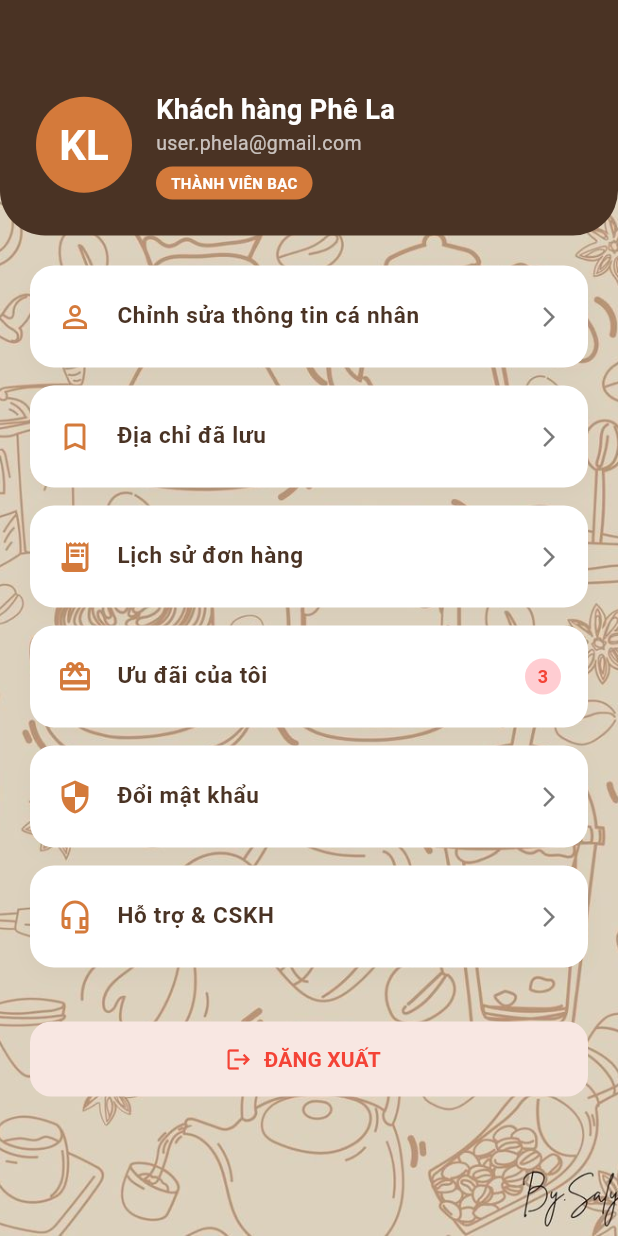
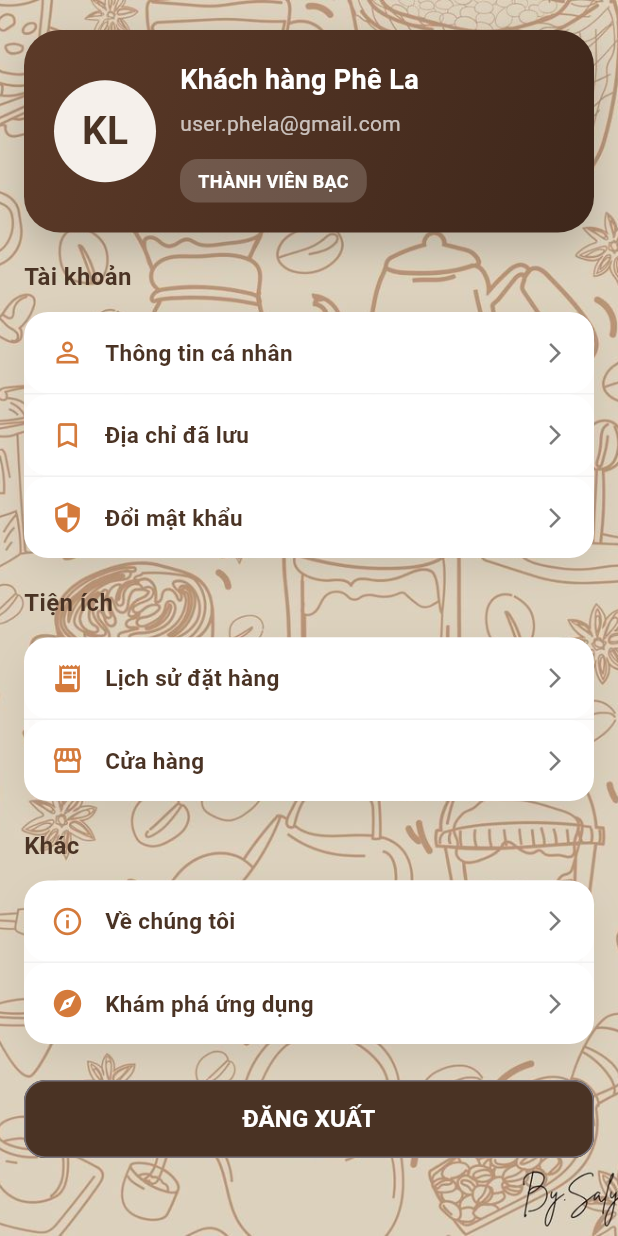
Before and after one commit to Long-6mui/phela-flutter-app, a Flutter app: the ProfilePage screen opened by its route, on a phone screen of 412 x 824 dp. Run offline on Flutter 3.47's test engine with Material 3 defaults, Android fonts, the phone set to English and light mode, and no system bars; our stand-ins replace image_picker, qr_flutter, shared_preferences, sqflite; accounts and stored records are empty.

Commit message:
Update giao diện trang khác

```diff
--- a/lib/routes/app_routes.dart
+++ b/lib/routes/app_routes.dart
@@ -39,7 +39,11 @@
       savedAddresses: (context) => const SavedAddressesPage(),
       addAddress: (context) => const AddAddressPage(),
       editAddress: (context) => const EditAddressPage(),
-      main: (context) => const MainPage(),
+      main: (context) {
+        final args = ModalRoute.of(context)?.settings.arguments;
+        final initialIndex = args is int ? args : 0;
+        return MainPage(initialIndex: initialIndex);
+      },
     };
   }
 }
--- a/lib/screens/main/main_page.dart
+++ b/lib/screens/main/main_page.dart
@@ -12,14 +12,22 @@
 import '../qr/qr_page.dart';           // <-- Import màn hình QR
 
 class MainPage extends StatefulWidget {
-  const MainPage({super.key});
+  const MainPage({super.key, this.initialIndex = 0});
+
+  final int initialIndex;
 
   @override
   State<MainPage> createState() => _MainPageState();
 }
 
 class _MainPageState extends State<MainPage> {
-  int currentIndex = 0;
+  late int currentIndex;
+
+  @override
+  void initState() {
+    super.initState();
+    currentIndex = widget.initialIndex;
+  }
 
   // Đã gỡ từ khóa const ở List và thay thế trang Ưu đãi
   final List<Widget> pages = [
--- a/lib/screens/profile/profile_page.dart
+++ b/lib/screens/profile/profile_page.dart
@@ -23,29 +23,33 @@
         ),
         child: SafeArea(
           child: ListView(
-            padding: const EdgeInsets.only(bottom: 24),
+            padding: const EdgeInsets.symmetric(vertical: 20, horizontal: 16),
             children: [
               ValueListenableBuilder(
                 valueListenable: UserProfileService.profileNotifier,
                 builder: (context, profile, child) {
                   return Container(
-                    padding: const EdgeInsets.only(
-                      top: 60,
-                      bottom: 24,
-                      left: 24,
-                      right: 24,
+                    padding: const EdgeInsets.all(20),
+                    decoration: BoxDecoration(
+                      gradient: const LinearGradient(
+                        begin: Alignment.topLeft,
+                        end: Alignment.bottomRight,
+                        colors: [Color(0xFF5C3A28), Color(0xFF3E271B)],
                       ),
-                    decoration: const BoxDecoration(
-                      color: AppColors.brown,
-                      borderRadius: BorderRadius.vertical(
-                        bottom: Radius.circular(30),
+                      borderRadius: BorderRadius.circular(24),
+                      boxShadow: [
+                        BoxShadow(
+                          color: Colors.black.withOpacity(0.16),
+                          blurRadius: 20,
+                          offset: const Offset(0, 10),
                         ),
+                      ],
                     ),
                     child: Row(
                       children: [
                         CircleAvatar(
-                          radius: 32,
-                          backgroundColor: AppColors.orange,
+                          radius: 34,
+                          backgroundColor: AppColors.lightBeige,
                           backgroundImage: profile.avatarBytes != null
                               ? MemoryImage(profile.avatarBytes!)
                               : null,
@@ -53,141 +57,143 @@
                               ? Text(
                                   profile.initials,
                                   style: const TextStyle(
-                                    fontSize: 28,
+                                    fontSize: 26,
                                     fontWeight: FontWeight.bold,
-                                    color: Colors.white,
+                                    color: AppColors.brown,
                                   ),
                                 )
                               : null,
                         ),
                         const SizedBox(width: 16),
-                        Column(
+                        Expanded(
+                          child: Column(
                             crossAxisAlignment: CrossAxisAlignment.start,
                             children: [
                               Text(
                                 profile.fullName,
                                 style: const TextStyle(
-                                color: Colors.white,
                                   fontSize: 18,
                                   fontWeight: FontWeight.bold,
+                                  color: Colors.white,
                                 ),
                               ),
+                              const SizedBox(height: 6),
                               Text(
                                 profile.email,
                                 style: const TextStyle(
+                                  fontSize: 14,
                                   color: Colors.white70,
-                                fontSize: 13,
                                 ),
                               ),
-                            const SizedBox(height: 6),
+                              const SizedBox(height: 14),
                               Container(
                                 padding: const EdgeInsets.symmetric(
-                                horizontal: 10,
-                                vertical: 4,
+                                  horizontal: 12,
+                                  vertical: 6,
                                 ),
                                 decoration: BoxDecoration(
-                                color: AppColors.orange,
+                                  color: Colors.white.withOpacity(0.18),
                                   borderRadius: BorderRadius.circular(12),
                                 ),
                                 child: const Text(
-                                "THÀNH VIÊN BẠC",
+                                  'THÀNH VIÊN BẠC',
                                   style: TextStyle(
                                     color: Colors.white,
-                                  fontSize: 10,
+                                    fontSize: 12,
                                     fontWeight: FontWeight.bold,
                                   ),
                                 ),
                               ),
                             ],
                           ),
+                        ),
                       ],
                     ),
                   );
                 },
               ),
-              const SizedBox(height: 20),
-              Padding(
-                padding: const EdgeInsets.symmetric(horizontal: 20),
-                child: Column(
-                  children: [
+              const SizedBox(height: 18),
+              const _SectionHeader(title: 'Tài khoản'),
+              const SizedBox(height: 12),
+              _buildSectionCard(context, [
                 _buildMenuItem(
+                  context,
                   Icons.person_outline,
-                      "Chỉnh sửa thông tin cá nhân",
+                  'Thông tin cá nhân',
                   () => Navigator.pushNamed(context, AppRoutes.editProfile),
                 ),
                 _buildMenuItem(
+                  context,
                   Icons.bookmark_outline,
-                      "Địa chỉ đã lưu",
-                      () => Navigator.pushNamed(
-                        context,
-                        AppRoutes.savedAddresses,
-                      ),
+                  'Địa chỉ đã lưu',
+                  () => Navigator.pushNamed(context, AppRoutes.savedAddresses),
                 ),
                 _buildMenuItem(
+                  context,
+                  Icons.security,
+                  'Đổi mật khẩu',
+                  () => Navigator.pushNamed(context, AppRoutes.changePassword),
+                ),
+              ]),
+              const SizedBox(height: 18),
+              const _SectionHeader(title: 'Tiện ích'),
+              const SizedBox(height: 12),
+              _buildSectionCard(context, [
+                _buildMenuItem(
+                  context,
                   Icons.receipt_long,
-                      "Lịch sử đơn hàng",
+                  'Lịch sử đặt hàng',
                   () {},
                 ),
                 _buildMenuItem(
-                      Icons.card_giftcard,
-                      "Ưu đãi của tôi",
+                  context,
+                  Icons.storefront,
+                  'Cửa hàng',
+                  () => Navigator.pushNamed(
+                    context,
+                    AppRoutes.main,
+                    arguments: 1,
+                  ),
+                ),
+              ]),
+              const SizedBox(height: 18),
+              const _SectionHeader(title: 'Khác'),
+              const SizedBox(height: 12),
+              _buildSectionCard(context, [
+                _buildMenuItem(
+                  context,
+                  Icons.info_outline,
+                  'Về chúng tôi',
                   () {},
-                      trailing: "3",
                 ),
                 _buildMenuItem(
-                      Icons.security,
-                      "Đổi mật khẩu",
+                  context,
+                  Icons.explore,
+                  'Khám phá ứng dụng',
                   () => Navigator.pushNamed(
                     context,
-                        AppRoutes.changePassword,
+                    AppRoutes.main,
+                    arguments: 0,
                   ),
                 ),
-                    _buildMenuItem(
-                      Icons.headset_mic_outlined,
-                      "Hỗ trợ & CSKH",
-                      () {},
-                    ),
+              ]),
               const SizedBox(height: 24),
               SizedBox(
                 width: double.infinity,
-                      height: 50,
-                      child: OutlinedButton.icon(
+                height: 52,
+                child: OutlinedButton(
                   style: ButtonStyle(
-                          backgroundColor: WidgetStateProperty.resolveWith<Color?>((states) {
-                            if (states.contains(WidgetState.hovered)) {
-                              return const Color(0xFFF7E2DD);
-                            }
-                            return const Color(0xFFF8E7E2);
-                          }),
-                          mouseCursor: WidgetStateProperty.resolveWith((states) {
-                            if (states.contains(WidgetState.disabled)) {
-                              return SystemMouseCursors.forbidden;
-                            }
-                            return SystemMouseCursors.click;
-                          }),
-                          foregroundColor: WidgetStateProperty.resolveWith<Color?>((states) {
-                            if (states.contains(WidgetState.hovered)) {
-                              return Colors.red.shade700;
-                            }
-                            return Colors.red;
-                          }),
-                          side: const MaterialStatePropertyAll(BorderSide.none),
-                          shape: WidgetStateProperty.all(
+                    backgroundColor: MaterialStateProperty.all(AppColors.brown),
+                    foregroundColor: MaterialStateProperty.all(Colors.white),
+                    shape: MaterialStateProperty.all(
                       RoundedRectangleBorder(
                         borderRadius: BorderRadius.circular(14),
                       ),
                     ),
-                          overlayColor: WidgetStateProperty.resolveWith<Color?>((states) {
-                            if (states.contains(WidgetState.hovered)) {
-                              return Colors.red.withOpacity(0.08);
-                            }
-                            return null;
-                          }),
+                    elevation: MaterialStateProperty.all(0),
+                    overlayColor: MaterialStateProperty.all(
+                      Colors.white.withOpacity(0.08),
                     ),
-                        icon: const Icon(Icons.logout),
-                        label: const Text(
-                          "ĐĂNG XUẤT",
-                          style: TextStyle(fontWeight: FontWeight.bold),
                   ),
                   onPressed: () async {
                     await AddressService.clearAddresses();
@@ -200,11 +206,13 @@
                       );
                     }
                   },
+                  child: const Text(
+                    'ĐĂNG XUẤT',
+                    style: TextStyle(fontWeight: FontWeight.bold, fontSize: 16),
                   ),
                 ),
-                  ],
               ),
-              ),
+              const SizedBox(height: 20),
             ],
           ),
         ),
@@ -212,7 +220,33 @@
     );
   }
 
+  Widget _buildSectionCard(BuildContext context, List<Widget> children) {
+    return Container(
+      decoration: BoxDecoration(
+        color: Colors.white.withOpacity(0.95),
+        borderRadius: BorderRadius.circular(24),
+        boxShadow: [
+          BoxShadow(
+            color: Colors.black.withOpacity(0.08),
+            blurRadius: 18,
+            offset: const Offset(0, 8),
+          ),
+        ],
+      ),
+      child: Column(
+        children: [
+          for (var index = 0; index < children.length; index++) ...[
+            children[index],
+            if (index < children.length - 1)
+              const Divider(height: 1, color: Color(0xFFF1F1F1)),
+          ],
+        ],
+      ),
+    );
+  }
+
   Widget _buildMenuItem(
+    BuildContext context,
     IconData icon,
     String title,
     VoidCallback onTap, {
@@ -227,66 +261,64 @@
           onEnter: (_) => setState(() => isHovered = true),
           onExit: (_) => setState(() => isHovered = false),
           child: Container(
-            margin: const EdgeInsets.only(bottom: 12),
             decoration: BoxDecoration(
               color: isHovered ? const Color(0xFFFFF4EA) : Colors.white,
               borderRadius: BorderRadius.circular(16),
-              boxShadow: [
-                BoxShadow(
-                  color: Colors.black.withValues(
-                    alpha: isHovered ? 0.08 : 0.03,
-                  ),
-                  blurRadius: isHovered ? 14 : 10,
-                  offset: const Offset(0, 4),
-                ),
-              ],
             ),
             child: Material(
               color: Colors.transparent,
               borderRadius: BorderRadius.circular(16),
               child: InkWell(
                 borderRadius: BorderRadius.circular(16),
-                hoverColor: AppColors.orange.withValues(alpha: 0.08),
-                splashColor: AppColors.orange.withValues(alpha: 0.15),
+                hoverColor: AppColors.orange.withOpacity(0.08),
+                splashColor: AppColors.orange.withOpacity(0.15),
                 onTap: onTap,
-                child: ListTile(
-                  leading: Icon(
-                    icon,
-                    color: isHovered ? AppColors.orange : AppColors.orange,
+                child: Padding(
+                  padding: const EdgeInsets.symmetric(
+                    horizontal: 18,
+                    vertical: 16,
                   ),
-                  title: Text(
+                  child: Row(
+                    children: [
+                      Icon(icon, color: AppColors.orange, size: 22),
+                      const SizedBox(width: 14),
+                      Expanded(
+                        child: Text(
                           title,
                           style: TextStyle(
+                            fontSize: 15,
                             fontWeight: FontWeight.w600,
                             color: isHovered
                                 ? const Color(0xFF8B4F2F)
                                 : AppColors.brown,
-                      fontSize: 15,
                           ),
                         ),
-                  trailing: trailing != null
-                      ? CircleAvatar(
-                          radius: 12,
-                          backgroundColor: Colors.red.shade100,
+                      ),
+                      if (trailing != null)
+                        Container(
+                          padding: const EdgeInsets.symmetric(
+                            horizontal: 10,
+                            vertical: 6,
+                          ),
+                          decoration: BoxDecoration(
+                            color: AppColors.lightBeige,
+                            borderRadius: BorderRadius.circular(12),
+                          ),
                           child: Text(
                             trailing,
                             style: const TextStyle(
-                              color: Colors.red,
+                              color: AppColors.brown,
                               fontSize: 12,
                               fontWeight: FontWeight.bold,
                             ),
                           ),
-                        )
-                      : Icon(
+                        ),
+                      const Icon(
                         Icons.arrow_forward_ios,
                         size: 16,
-                          color: isHovered
-                              ? AppColors.orange
-                              : AppColors.textGrey,
+                        color: AppColors.textGrey,
                       ),
-                  contentPadding: const EdgeInsets.symmetric(
-                    horizontal: 18,
-                    vertical: 6,
+                    ],
                   ),
                 ),
               ),
@@ -297,3 +329,21 @@
     );
   }
 }
+
+class _SectionHeader extends StatelessWidget {
+  final String title;
+
+  const _SectionHeader({required this.title});
+
+  @override
+  Widget build(BuildContext context) {
+    return Text(
+      title,
+      style: const TextStyle(
+        fontSize: 16,
+        fontWeight: FontWeight.bold,
+        color: AppColors.brown,
+      ),
+    );
+  }
+}
```
Lines whose indentation alone changed are shown as unchanged.
